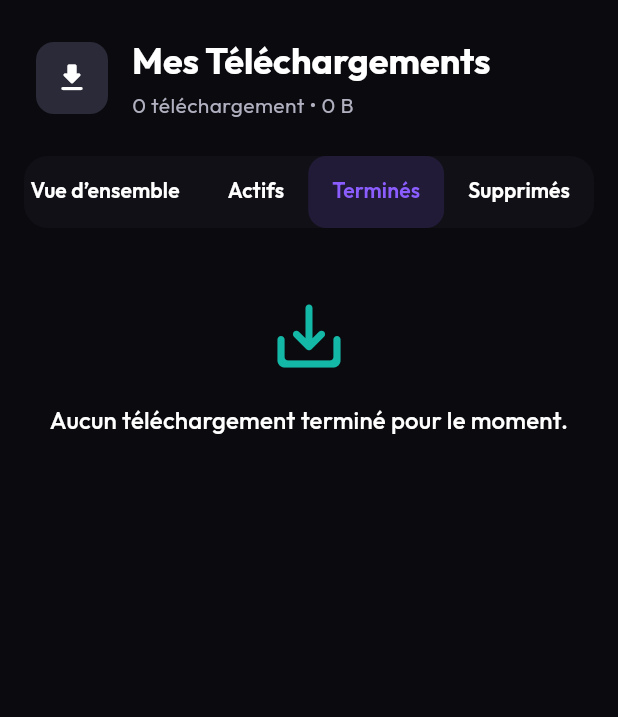
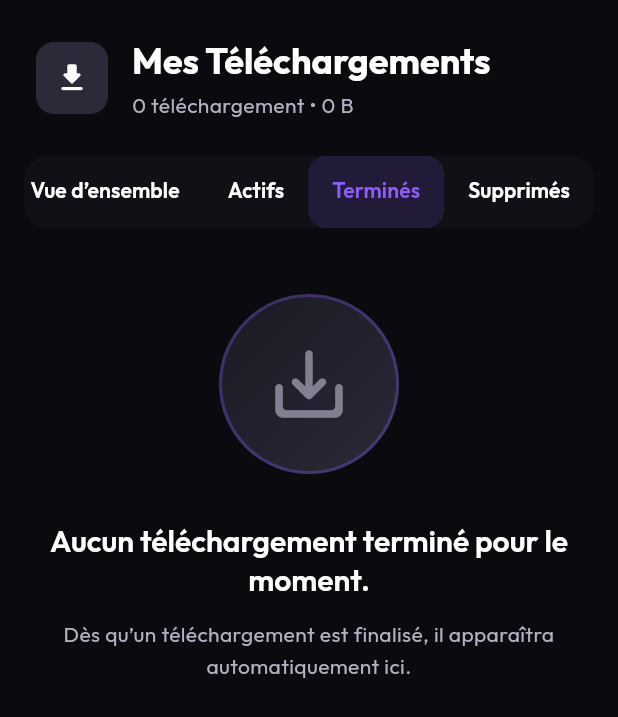
Before and after one commit to Starland9/LandFlix, a Flutter app: the DownloadsScreen screen opened by its route, tab 3 chosen, on a phone screen of 412 x 824 dp. Shown: the top 717 px of the screen. Run offline on Flutter 3.47's test engine with Material 3 defaults, Android fonts, the light colour scheme and no system bars; our stand-ins replace auto_route, bloc, dio, equatable, flutter_bloc, google_fonts and 2 more; missing offline and left inert: background_downloader, uqload_downloader_dart; accounts and stored records are empty.

Commit message:
feat: Ajouter des états vides personnalisés pour les listes de téléchargements et de wishlist

```diff
--- a/lib/src/screens/downloads/components/download_items_list.dart
+++ b/lib/src/screens/downloads/components/download_items_list.dart
@@ -1,6 +1,7 @@
 import 'package:flutter/material.dart';
 import 'package:french_stream_downloader/src/logic/models/download_item.dart';
 import 'package:french_stream_downloader/src/screens/downloads/components/download_card.dart';
+import 'package:french_stream_downloader/src/screens/downloads/components/empty_state.dart';
 
 /// Liste générique de téléchargements persistés (terminés ou supprimés).
 class DownloadItemsList extends StatelessWidget {
@@ -9,6 +10,8 @@ class DownloadItemsList extends StatelessWidget {
   final ValueChanged<DownloadItem> onDelete;
   final String emptyLabel;
   final IconData emptyIcon;
+  final String emptyDescription;
+  final String? emptyTip;
 
   const DownloadItemsList({
     super.key,
@@ -17,6 +20,8 @@ class DownloadItemsList extends StatelessWidget {
     required this.onDelete,
     required this.emptyLabel,
     required this.emptyIcon,
+    required this.emptyDescription,
+    this.emptyTip,
   });
 
   @override
@@ -26,7 +31,12 @@ class DownloadItemsList extends StatelessWidget {
         physics: const AlwaysScrollableScrollPhysics(),
         padding: const EdgeInsets.only(bottom: 24),
         children: [
-          _EmptyDownloadPlaceholder(label: emptyLabel, icon: emptyIcon),
+          _EmptyDownloadPlaceholder(
+            label: emptyLabel,
+            description: emptyDescription,
+            icon: emptyIcon,
+            tip: emptyTip,
+          ),
         ],
       );
     }
@@ -49,32 +59,24 @@ class DownloadItemsList extends StatelessWidget {
 
 class _EmptyDownloadPlaceholder extends StatelessWidget {
   final String label;
+  final String description;
   final IconData icon;
+  final String? tip;
 
-  const _EmptyDownloadPlaceholder({required this.label, required this.icon});
+  const _EmptyDownloadPlaceholder({
+    required this.label,
+    required this.description,
+    required this.icon,
+    this.tip,
+  });
 
   @override
   Widget build(BuildContext context) {
-    return Center(
-      child: Padding(
-        padding: const EdgeInsets.all(32),
-        child: Column(
-          mainAxisSize: MainAxisSize.min,
-          children: [
-            Icon(
-              icon,
-              size: 56,
-              color: Theme.of(context).colorScheme.secondary,
-            ),
-            const SizedBox(height: 16),
-            Text(
-              label,
-              style: Theme.of(context).textTheme.titleMedium,
-              textAlign: TextAlign.center,
-            ),
-          ],
-        ),
-      ),
+    return DownloadsEmptyContent(
+      icon: icon,
+      title: label,
+      description: description,
+      tip: tip,
     );
   }
 }
--- a/lib/src/screens/downloads/components/empty_state.dart
+++ b/lib/src/screens/downloads/components/empty_state.dart
@@ -1,19 +1,30 @@
 import 'package:flutter/material.dart';
 import 'package:french_stream_downloader/src/core/themes/colors.dart';
 
-class EmptyState extends StatelessWidget {
-  final Animation<double> fadeAnimation;
-  const EmptyState({super.key, required this.fadeAnimation});
+/// Contenu décoré pour les états vides des écrans de téléchargement.
+class DownloadsEmptyContent extends StatelessWidget {
+  final IconData icon;
+  final String title;
+  final String description;
+  final String? tip;
+  final IconData tipIcon;
+
+  const DownloadsEmptyContent({
+    super.key,
+    required this.icon,
+    required this.title,
+    required this.description,
+    this.tip,
+    this.tipIcon = Icons.lightbulb_outline_rounded,
+  });
 
   @override
   Widget build(BuildContext context) {
-    return FadeTransition(
-      opacity: fadeAnimation,
-      child: Center(
+    return Center(
       child: Padding(
         padding: const EdgeInsets.all(32),
         child: Column(
-            mainAxisAlignment: MainAxisAlignment.center,
+          mainAxisSize: MainAxisSize.min,
           children: [
             Container(
               width: 120,
@@ -22,37 +33,82 @@ class EmptyState extends StatelessWidget {
                 gradient: AppColors.cardGradient,
                 borderRadius: BorderRadius.circular(60),
                 border: Border.all(
-                    color: AppColors.primaryPurple.withAlpha(77),
+                  color: AppColors.primaryPurple.withValues(alpha: 0.3),
                   width: 2,
                 ),
               ),
-                child: const Icon(
-                  Icons.download_outlined,
-                  size: 60,
-                  color: AppColors.textTertiary,
-                ),
+              child: Icon(icon, size: 60, color: AppColors.textTertiary),
             ),
             const SizedBox(height: 32),
             Text(
-                "Aucun téléchargement",
-                style: Theme.of(context).textTheme.headlineMedium?.copyWith(
-                  fontWeight: FontWeight.w600,
-                  color: AppColors.textPrimary,
-                ),
+              title,
+              style: Theme.of(
+                context,
+              ).textTheme.headlineMedium?.copyWith(fontWeight: FontWeight.w600),
+              textAlign: TextAlign.center,
             ),
             const SizedBox(height: 12),
             Text(
-                "Vos téléchargements apparaîtront ici une fois terminés.",
+              description,
               style: Theme.of(context).textTheme.bodyMedium?.copyWith(
                 color: AppColors.textSecondary,
                 height: 1.5,
               ),
               textAlign: TextAlign.center,
             ),
+            // if (tip != null) ...[
+            //   const SizedBox(height: 32),
+            //   Container(
+            //     padding: const EdgeInsets.symmetric(
+            //       horizontal: 24,
+            //       vertical: 16,
+            //     ),
+            //     decoration: BoxDecoration(
+            //       gradient: AppColors.cardGradient,
+            //       borderRadius: BorderRadius.circular(16),
+            //       border: Border.all(
+            //         color: AppColors.primaryPurple.withValues(alpha: 0.2),
+            //       ),
+            //     ),
+            //     child: Row(
+            //       mainAxisSize: MainAxisSize.min,
+            //       children: [
+            //         Icon(tipIcon, color: AppColors.accentOrange, size: 20),
+            //         const SizedBox(width: 12),
+            //         Text(
+            //           tip!,
+            //           style: Theme.of(context).textTheme.bodySmall?.copyWith(
+            //             color: AppColors.textSecondary,
+            //             fontWeight: FontWeight.w500,
+            //           ),
+            //         ),
+            //       ],
+            //     ),
+            //   ),
+            // ],
           ],
-          ),
         ),
       ),
     );
   }
 }
+
+/// Animation d’apparition pour l’état vide des téléchargements.
+class EmptyState extends StatelessWidget {
+  final Animation<double> fadeAnimation;
+
+  const EmptyState({super.key, required this.fadeAnimation});
+
+  @override
+  Widget build(BuildContext context) {
+    return FadeTransition(
+      opacity: fadeAnimation,
+      child: const DownloadsEmptyContent(
+        icon: Icons.download_outlined,
+        title: 'Aucun téléchargement',
+        description: 'Vos téléchargements apparaîtront ici une fois terminés.',
+        tip: 'Astuce : Lancez un téléchargement depuis la fiche d’un contenu.',
+      ),
+    );
+  }
+}
--- a/lib/src/screens/downloads/downloads_screen.dart
+++ b/lib/src/screens/downloads/downloads_screen.dart
@@ -572,6 +572,10 @@ class _DownloadsScreenState extends State<DownloadsScreen>
                           emptyLabel:
                               'Aucun téléchargement terminé pour le moment.',
                           emptyIcon: Icons.save_alt_rounded,
+                          emptyDescription:
+                              'Dès qu’un téléchargement est finalisé, il apparaîtra automatiquement ici.',
+                          emptyTip:
+                              'Astuce : Laissez vos téléchargements se terminer pour les retrouver hors ligne.',
                         ),
                       ),
                       _buildRefreshableTab(
@@ -584,6 +588,10 @@ class _DownloadsScreenState extends State<DownloadsScreen>
                           emptyLabel:
                               'Aucun téléchargement supprimé à afficher.',
                           emptyIcon: Icons.delete_sweep_rounded,
+                          emptyDescription:
+                              'Les téléchargements que vous supprimez seront listés ici pour consultation rapide.',
+                          emptyTip:
+                              'Astuce : Utilisez l’icône corbeille pour déplacer un élément dans cette section.',
                         ),
                       ),
                     ],
```
Also changed, not shown: lib/src/screens/downloads/components/active_downloads_list.dart (+8 -26 lines), lib/src/screens/downloads/components/downloads_overview_view.dart (+8 -19 lines), lib/src/screens/wishlist/components/wishlist_collection_view.dart (added, +66 -0 lines), lib/src/screens/wishlist/components/wishlist_empty_state.dart (added, +83 -0 lines), lib/src/screens/wishlist/components/wishlist_header.dart (added, +50 -0 lines), lib/src/screens/wishlist/wishlist_screen.dart (+16 -112 lines). Lines whose indentation alone changed are shown as unchanged.
